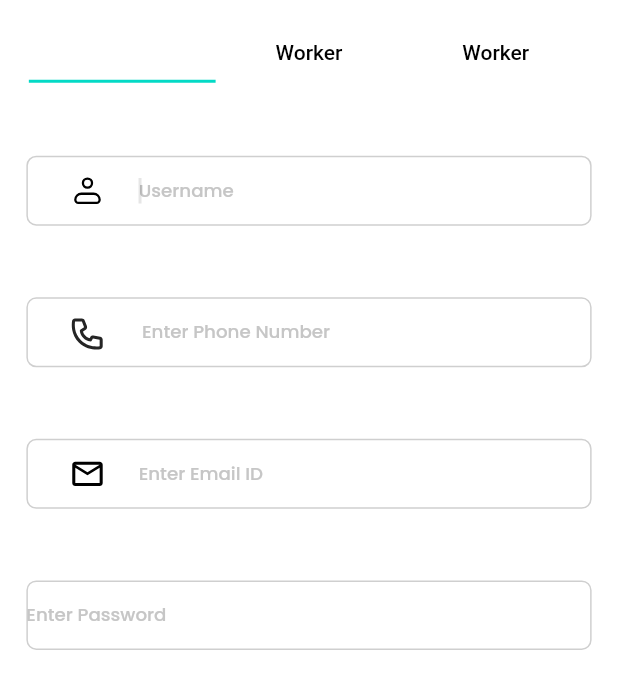
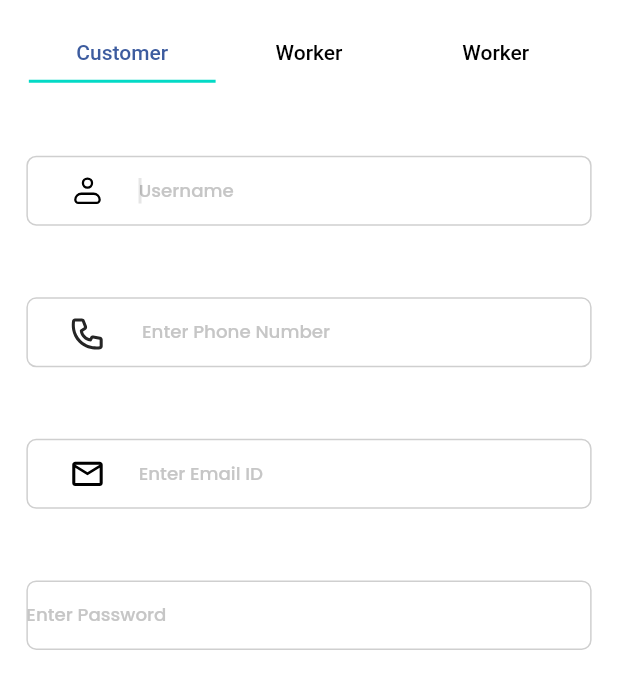
Before and after one commit to Zeiad246/Sahelly, a Flutter app: the SignupOneTabContainerScreen screen opened by its route, on a phone screen of 412 x 824 dp, the part 65-742 px from its top. Run offline on Flutter 3.47's test engine with Material 2 defaults, Android fonts, the phone set to English and light mode, and no system bars; our stand-ins replace cached_network_image, flutter_svg.

Commit message:
fix tab colour

```diff
--- a/lib/presentation/signup_one_tab_container_screen/signup_one_tab_container_screen.dart
+++ b/lib/presentation/signup_one_tab_container_screen/signup_one_tab_container_screen.dart
@@ -71,7 +71,7 @@ class SignupOneTabContainerScreenState
         child: TabBar(
             controller: tabviewController,
             labelPadding: EdgeInsets.zero,
-            labelColor: appTheme.whiteA700,
+            labelColor: appTheme.indigo600,
             unselectedLabelColor: theme.colorScheme.primary.withOpacity(1),
             tabs: [
               Tab(child: Text("Customer")),
```
